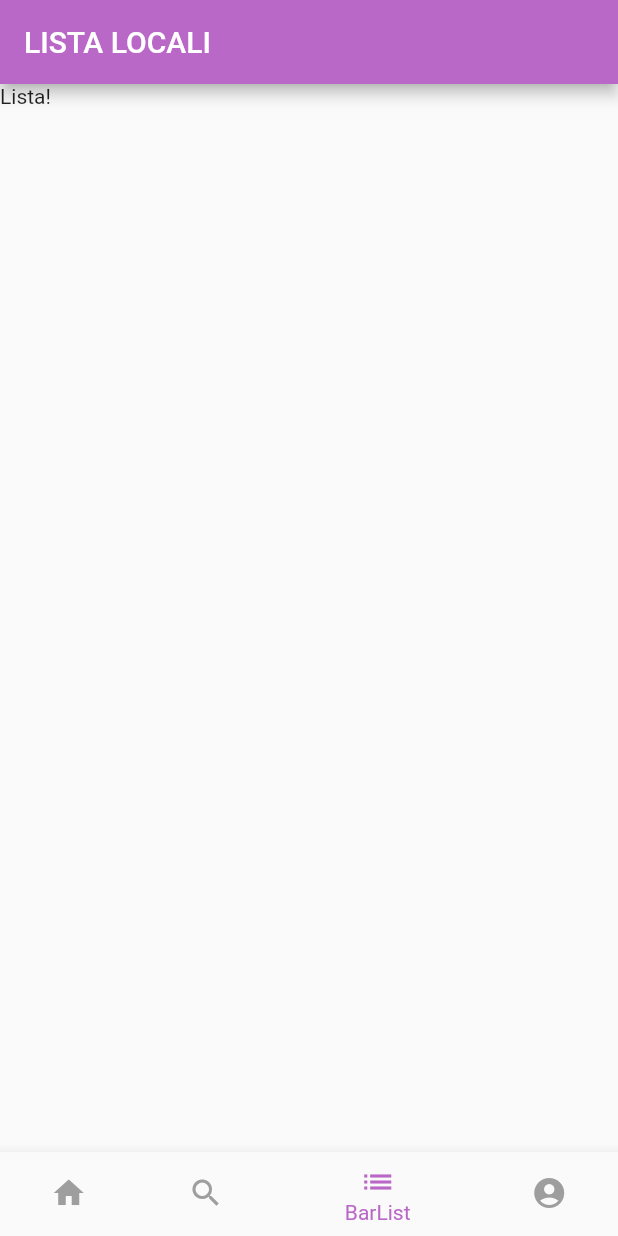
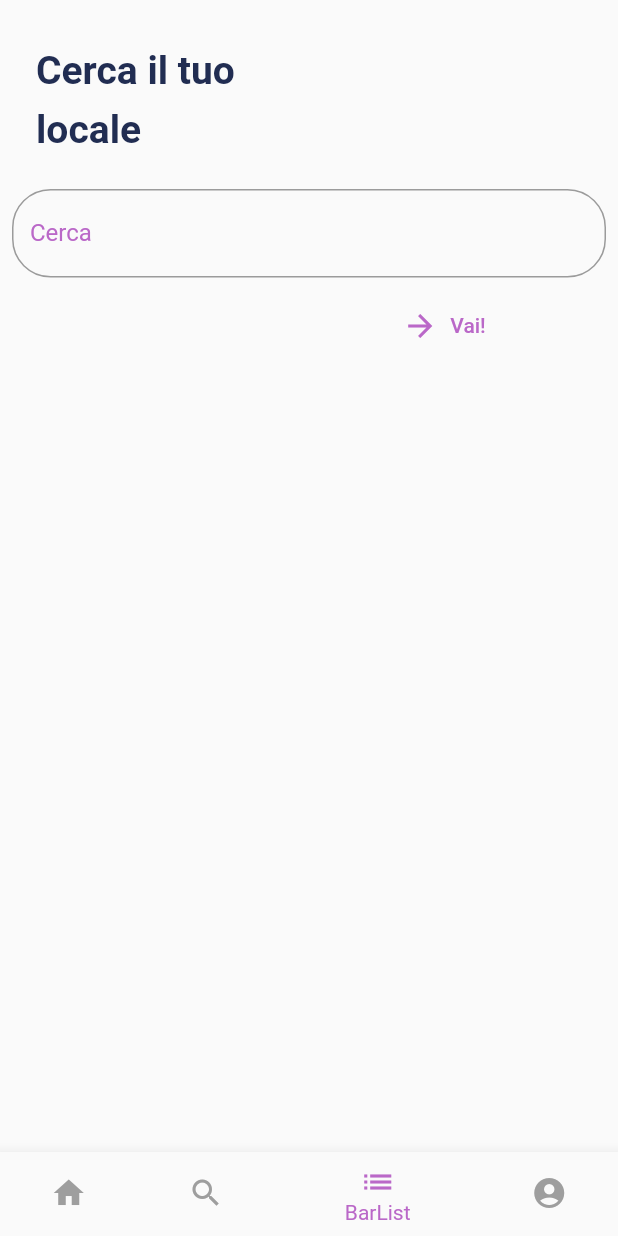
Before and after one commit to rafaelventura204/nightclub_app, a Flutter app: the screen it shows once a user with an empty profile is signed in, item 3 of the bottom bar chosen, on a phone screen of 412 x 824 dp. Run offline on Flutter 3.47's test engine with Material 2 defaults, Android fonts, the light colour scheme and no system bars; our stand-ins replace cloud_firestore, firebase_auth, firebase_core, flutter_icons, flutter_screenutil, geolocator and 3 more; missing offline and left inert: flutter_polyline_points; accounts and stored records are empty.

Commit message:
Inizio a sistemare la navigabilità

```diff
--- /dev/null
+++ b/lib/screens/bar_list.dart
@@ -0,0 +1,82 @@
+import 'package:flutter/material.dart';
+
+class MyBarList extends StatefulWidget {
+  @override
+  _MyBarListState createState() => _MyBarListState();
+}
+
+class _MyBarListState extends State<MyBarList> {
+  FocusNode myFocusNode = FocusNode();
+
+  @override
+  Widget build(BuildContext context) {
+    return Scaffold(
+      body: SingleChildScrollView(
+        //padding: EdgeInsets.only(top: 0.0),
+        child: Container(
+          child: Column(
+            crossAxisAlignment: CrossAxisAlignment.stretch,
+            mainAxisSize: MainAxisSize.min,
+            children: <Widget>[
+              SafeArea(child: SizedBox(height: 10.0)),
+              /*Padding(
+                    padding: EdgeInsets.symmetric(horizontal: 24.0),
+                  ),*/
+              SizedBox(
+                height: 15.0,
+              ),
+              Padding(
+                padding: EdgeInsets.symmetric(horizontal: 24.0),
+                child: Text("Cerca il tuo\nlocale",
+                    style: TextStyle(
+                      fontSize: 26.0,
+                      height: 1.5,
+                      color: Color.fromRGBO(33, 45, 82, 1),
+                      fontWeight: FontWeight.w600,
+                    )),
+              ),
+              SizedBox(
+                height: 15.0,
+              ),
+              Padding(
+                padding: EdgeInsets.all(8.0),
+                child: TextFormField(
+                  obscureText: false,
+                  cursorColor: Colors.purple[300],
+                  //onChanged: ,
+                  decoration: InputDecoration(
+                      /*prefixIcon: Icon(
+                        Icons.search,
+                        color: Colors.purple[300],
+                      ),*/
+                      labelText: 'Cerca',
+                      labelStyle: TextStyle(color: Colors.purple[300]),
+                      border: OutlineInputBorder(
+                        borderRadius: BorderRadius.all(Radius.circular(25.7)),
+                      ),
+                      focusedBorder: OutlineInputBorder(
+                          borderSide: BorderSide(color: Colors.purple[300]),
+                          borderRadius: BorderRadius.circular(27.7))),
+                ),
+              ),
+              Padding(
+                padding: EdgeInsets.only(left: 180.0),
+                child: TextButton.icon(
+                  onPressed: () {},
+                  label: Text(
+                    "Vai!",
+                    style: TextStyle(color: Colors.purple[300]),
+                  ),
+                  icon: Icon(
+                    Icons.arrow_forward,
+                    color: Colors.purple[300],
+                  ),
+                ),
+              ),
+            ],
+          ),
+        ),
+      ),
+    );
+  }
+}
--- a/lib/screens/barlist.dart
+++ /dev/null
@@ -1,19 +0,0 @@
-import 'package:flutter/material.dart';
-
-class MyBarList extends StatefulWidget {
-  @override
-  _MyBarListState createState() => _MyBarListState();
-}
-
-class _MyBarListState extends State<MyBarList> {
-  @override
-  Widget build(BuildContext context) {
-    return Scaffold(
-      appBar: AppBar(
-        title: Text('LISTA LOCALI'),
-        backgroundColor: Colors.purple[300],
-      ),
-      body: Text('Lista!'),
-    );
-  }
-}
--- a/lib/screens/home/home.dart
+++ b/lib/screens/home/home.dart
@@ -1,5 +1,5 @@
-import 'package:bar_pub/screens/barlist.dart';
-import 'package:bar_pub/screens/homeScreen.dart';
+import 'package:bar_pub/screens/bar_list.dart';
+import 'package:bar_pub/screens/home_screen.dart';
 import 'package:bar_pub/screens/profilo.dart';
 import 'package:bar_pub/screens/search.dart';
 import 'package:flutter/cupertino.dart';
--- a/lib/screens/homeScreen.dart
+++ b/lib/screens/home_screen.dart
@@ -36,7 +36,7 @@ class _MyHomeScreenPageState extends State<MyHomeScreenPage> {
 
     return Scaffold(
       body: SingleChildScrollView(
-        padding: EdgeInsets.only(top: 11.5),
+        padding: EdgeInsets.only(top: 0.0),
         child: Container(
           child: Column(
             crossAxisAlignment: CrossAxisAlignment.stretch,
@@ -54,7 +54,8 @@ class _MyHomeScreenPageState extends State<MyHomeScreenPage> {
                       radius: 22.0,
                       child: CircleAvatar(
                         radius: 20.0,
-                        backgroundImage: AssetImage("images/profiloProva.png"),
+                        backgroundImage:
+                            AssetImage("assets/images/profiloProva.png"),
                       ),
                     )
                   ],
--- a/lib/screens/profilo.dart
+++ b/lib/screens/profilo.dart
@@ -118,7 +118,7 @@ class _MyProfilePageState extends State<MyProfilePage> {
                     shape: BoxShape.circle,
                     color: Colors.white,
                     image: DecorationImage(
-                        image: AssetImage('images/profiloProva.png'))),
+                        image: AssetImage('assets/images/profiloProva.png'))),
               )
             ],
           ),
--- a/lib/services/static_data.dart
+++ b/lib/services/static_data.dart
@@ -6,14 +6,14 @@ class StaticData {
       name: "Santeria Social CLub",
       description: "Luogo bellissimo dove passare un buon momento con amici",
       price: "20£",
-      imagePath: "images/profiloProva.png",
+      imagePath: "assets/images/profiloProva.png",
     ),
     Property(
       name: "La Fontanella",
       description:
           "Se stai cercando un posto al centro della movida milanese Le Fontanelle è il posto per te",
       price: "20£",
-      imagePath: "images/profiloProva.png",
+      imagePath: "assets/images/profiloProva.png",
     ),
   ];
 }
--- a/pubspec.yaml
+++ b/pubspec.yaml
@@ -60,7 +60,9 @@ flutter:
 
   # To add assets to your application, add an assets section, like this:
   assets:
-    - images/profiloProva.png
+    - assets/images/profiloProva.png
+    - assets/images/provaNavi2.png
+
   #   - images/a_dot_ham.jpeg
 
   # An image asset can refer to one or more resolution-specific "variants", see
```
Also changed, not shown: lib/screens/map_polyline.dart (added, +28 -0 lines), lib/screens/single_property_page.dart (+25 -4 lines), assets/images/Santeria.png (renamed from images/Santeria.png), assets/images/backgroundNavigli.jpg (renamed from images/backgroundNavigli.jpg), assets/images/fontanella.jpg (renamed from images/fontanella.jpg), assets/images/navi.jpg (added), assets/images/profiloProva.png (renamed from images/profiloProva.png), assets/images/provaNavi.png (renamed from images/provaNavi.png), assets/images/provaNavi2.png (renamed from images/provaNavi2.png), flutter_01.png (added), flutter_02.png (added), flutter_03.png (added), flutter_04.png (added).
